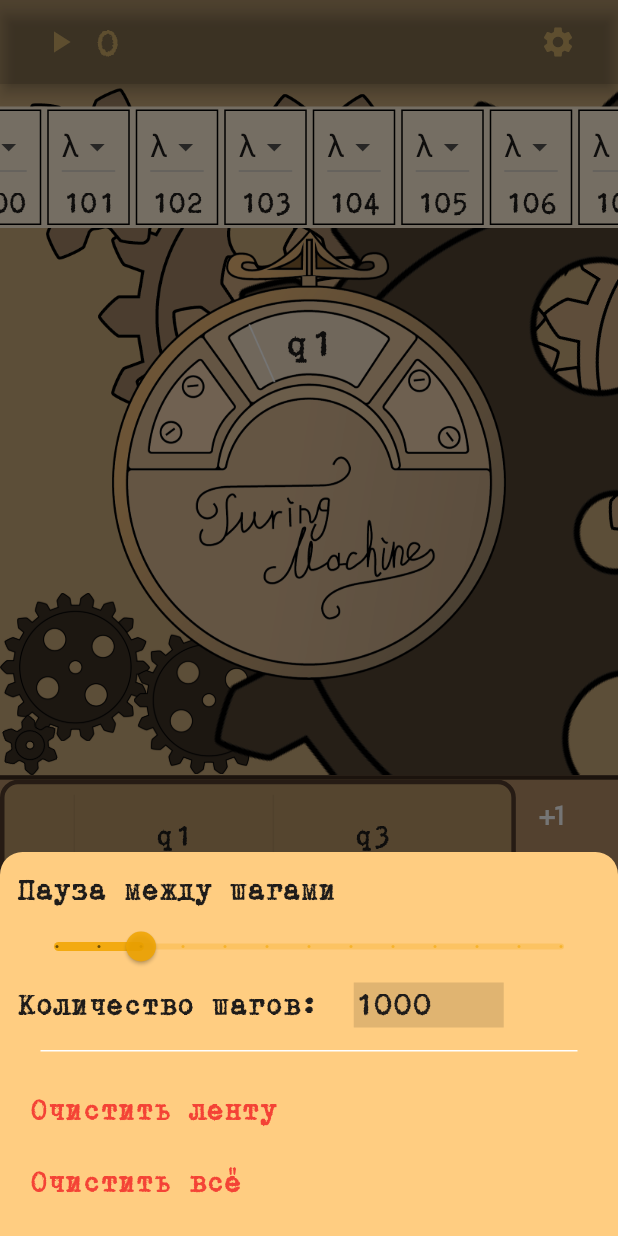
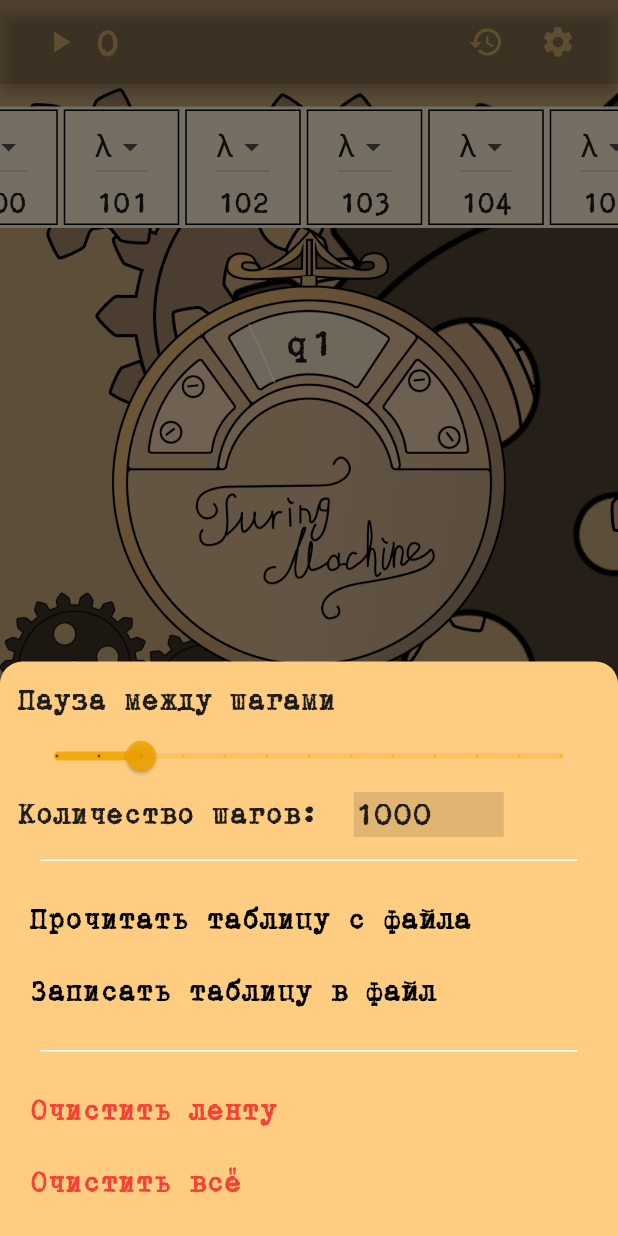
Before and after one commit to mihailco/turing_machine, a Flutter app: the screen it shows after launch, after a tap on the "plus one" icon, after a tap on the "settings" icon, on a phone screen of 412 x 824 dp. Run offline on Flutter 3.47's test engine with Material 2 defaults, Android fonts, the phone set to English and light mode, and no system bars; our stand-ins replace bloc, equatable, file_picker, flutter_bloc, get_it.

Commit message:
added history saving and file management

```diff
--- a/lib/features/presentation/constants.dart
+++ b/lib/features/presentation/constants.dart
@@ -1,8 +1,8 @@
 import 'package:flutter/cupertino.dart';
 
 const String nullElement = "λ";
-const double listCellWidth = 55;
-const double cellWidth = (listCellWidth + 4);
+const double listCellWidth = 77;
+const double cellWidth = (listCellWidth+4 );
 double displayWidth(context) {
   return MediaQuery.of(context).size.width;
 }
--- a/lib/features/presentation/cubit/table_cubit.dart
+++ b/lib/features/presentation/cubit/table_cubit.dart
@@ -1,3 +1,6 @@
+import 'dart:convert';
+import 'dart:math';
+
 import 'package:bloc/bloc.dart';
 import 'package:statrco/features/presentation/constants.dart';
 import 'package:statrco/features/presentation/cubit/table_state.dart';
@@ -5,16 +8,25 @@ import 'package:statrco/features/presentation/cubit/table_state.dart';
 import '../../domain/entities/table_model.dart';
 
 class TableCubit extends Cubit<TableState> {
-  final List<String> states;
-  final List<String> A;
-  final Map<Pair, CellCommand> table;
-  TableCubit(this.states, this.A, this.table)
-      : super(CurrentTableState.withLists(states, A, table));
+  final List<String> states = ["", "q0", "q1"];
+  final List<String> A = ["", nullElement];
+  late Map<Pair, CellCommand> table = {
+    const Pair("q1", nullElement): CellCommand(states[0], A[0], "")
+  };
+  TableCubit()
+      : super(CurrentTableState.withLists(
+            const ["", "q0", "q1"],
+            const ["", nullElement],
+            {const Pair("q1", nullElement): CellCommand("", "", "")}));
 
   void addState(String newState) {
     if (states.contains(newState)) {
-      newState =
-          newState.replaceAll(RegExp("[0-9]"), "") + states.length.toString();
+      int i = 0;
+      String words = newState.replaceAll(RegExp("[0-9]"), "");
+      while (states.contains(newState)) {
+        i++;
+        newState = "$words$i";
+      }
     }
 
     List<String> tmp = List.from(states);
@@ -29,7 +41,13 @@ class TableCubit extends Cubit<TableState> {
 
   void addA(String newA) {
     if (A.contains(newA)) {
-      newA = newA.replaceAll(RegExp("[0-9]"), "") + (A.length - 2).toString();
+      int i = 0;
+      String words = newA.replaceAll(RegExp("[0-9]"), "");
+      while (A.contains(newA)) {
+        i++;
+        newA = "$words$i";
+        newA = newA.substring(max(0, newA.length - 3));
+      }
     }
 
     List<String> tmp = List.from(A);
@@ -50,4 +68,44 @@ class TableCubit extends Cubit<TableState> {
     table[const Pair("q1", nullElement)] = CellCommand(states[0], A[0], "");
     emit(CurrentTableState.withLists(states, A, table));
   }
+
+  Map<String, dynamic> toJson() => {
+        'states': states.toString(),
+        'A': A.toString(),
+        'table': table.toString(),
+      };
+
+  void fromJson(Map<String, dynamic> json) {
+    states.clear();
+    states.addAll(json["states"]!
+        .toString()
+        .replaceFirst("[", "")
+        .replaceFirst("]", "")
+        .split(", "));
+
+    A.clear();
+    A.addAll(json["A"]!
+        .toString()
+        .replaceFirst("[", "")
+        .replaceFirst("]", "")
+        .split(", "));
+
+    table.clear();
+    final t = json["table"]!
+        .toString()
+        .replaceAll("CellCommand", "")
+        .replaceAll(RegExp("[{}(),:]"), "")
+        .split("Pair")
+        .where((element) => element != "")
+        .toList();
+
+    final splitted = List.generate(t.length, (index) => t[index].split(" "));
+    splitted.forEach(
+      (el) {
+        table[Pair(el[0], el[1])] = CellCommand(el[2], el[3], el[4]);
+      },
+    );
+    // table.addAll();
+    emit(CurrentTableState.withLists(states, A, table));
+  }
 }
--- a/lib/features/presentation/cubit/table_state.dart
+++ b/lib/features/presentation/cubit/table_state.dart
@@ -16,7 +16,7 @@ class CurrentTableState extends TableState {
   CurrentTableState.withLists(this.states, this.A, this.table);
 
   @override
-  List<Object?> get props => [A.toString(), states.toString()];
+  List<Object?> get props => [table.toString(), states.toString(), A.toString()];
 }
 
 class NullTableState extends TableState {}
--- a/lib/features/presentation/cubit/turing_cubit.dart
+++ b/lib/features/presentation/cubit/turing_cubit.dart
@@ -2,32 +2,43 @@ import 'dart:async';
 
 import 'package:bloc/bloc.dart';
 import 'package:statrco/features/domain/entities/infinit_list_model.dart';
+import 'package:statrco/features/presentation/cubit/table_cubit.dart';
+import 'package:statrco/features/presentation/cubit/turing_history_cubit.dart';
+import 'package:statrco/features/presentation/cubit/turing_history_state.dart';
 import 'package:statrco/features/presentation/cubit/turing_state.dart';
 
 import '../../domain/entities/table_model.dart';
+import '../constants.dart';
 
 class TuringCubit extends Cubit<OneStep> {
-  TuringCubit(this.states, this.A, this.table, this.list)
-      : super(OneStep(states[2], list.lastNN, list, false, 0));
+  TuringCubit(this.table, this.turingHistory)
+      : super(OneStep(
+            table.states[2], 100, InfinitList([], nullElement), false, 0));
+
   ///задержка в милисекундах между шагами
   late Duration time;
-  final List<String> states;
-  final List<String> A;
-  final Map<Pair, CellCommand> table;
-  final InfinitList list;
+
+  final TuringHistoryCubit turingHistory;
+
+  final TableCubit table;
+
   int duration = 666;
   late int maxSteps = 1000;
   bool running = false;
 
-  late String curState = states[1];
+  final InfinitList list = InfinitList([], nullElement);
+
+  late String curState = table.states[1];
   late int curPos = 0;
 
   void setDuration(int milliseconds) {
     duration = milliseconds;
   }
 
-  ///выполняет поседовательность команд до тех пор, пока не сработают условия остановки
+  ///выполняет поседовательность команд до тех пор, пока не сработает
+  ///одно из условий остановки
   void run({bool emitAllSteps = true}) async {
+    turingHistory.add(StartAction());
     int step = 1;
     if (running) return;
     running = true;
@@ -44,10 +55,12 @@ class TuringCubit extends Cubit<OneStep> {
 
     while (true) {
       if (!running ||
-          table[Pair(curState, list[curPos])]!.isNull() ||
+          table.table[Pair(curState, list[curPos])]!.isNull() ||
           step >= maxSteps) {
         running = false;
         emit(OneStep(curState, curPos, list, running, step));
+        turingHistory.add(StopAction());
+
         return;
       }
 
@@ -59,6 +72,8 @@ class TuringCubit extends Cubit<OneStep> {
       if (curState == "q0") {
         running = false;
         emit(OneStep(curState, curPos, list, running, step));
+        turingHistory.add(StopAction());
+
         return;
       }
     }
@@ -69,21 +84,33 @@ class TuringCubit extends Cubit<OneStep> {
   }
 
   void setCurrrentPosition(int index) {
+    turingHistory.add(MoveAction("$index"));
+
     curPos = index;
     emit(OneStep(curState, curPos, list, running, 0));
   }
 
-  ///делает один шаг и отрпавяет новое состояние
+  ///делает один шаг и отправяет новое состояние
   void execute({int step = 0, bool emitThis = true}) {
-    var cmd = table[Pair(curState, list[curPos])]!;
-    if (cmd.rewrite != "") list[curPos] = cmd.rewrite;
-    if (cmd.nextState != "") curState = cmd.nextState;
+    var cmd = table.table[Pair(curState, list[curPos])]!;
+    if (cmd.rewrite != "") {
+      turingHistory.add(OverwriteAction(list[curPos], cmd.rewrite));
+
+      list[curPos] = cmd.rewrite;
+    }
+    if (cmd.nextState != "") {
+      turingHistory.add(ChangeStateAction(curState, cmd.nextState));
+
+      curState = cmd.nextState;
+    }
     if (cmd.moveTo != "") {
       if (cmd.moveTo == "L") {
         curPos--;
+        turingHistory.add(MoveAction("L"));
       }
       if (cmd.moveTo == "R") {
         curPos++;
+        turingHistory.add(MoveAction("R"));
       }
     }
     if (!emitThis) return;
--- /dev/null
+++ b/lib/features/presentation/cubit/turing_history_cubit.dart
@@ -0,0 +1,18 @@
+
+import 'package:bloc/bloc.dart';
+import 'package:statrco/features/presentation/cubit/turing_history_state.dart';
+
+class TuringHistoryCubit extends Cubit<HistoryTuringState> {
+  TuringHistoryCubit():super(HistoryTuringState([]));
+  final List<Actions> list =[];
+
+    void add(Actions t) {
+    emit(HistoryTuringState([...list, t]));
+    list.add(t);
+  }
+
+  void clear() {
+    emit(HistoryTuringState([]));
+    list.clear();
+  }
+}
--- /dev/null
+++ b/lib/features/presentation/cubit/turing_history_state.dart
@@ -0,0 +1,44 @@
+import 'package:equatable/equatable.dart';
+
+class HistoryTuringState {
+  final List<Actions> list;
+
+  HistoryTuringState(this.list);
+
+  List<Object?> get props => [list.length];
+}
+
+class Actions {}
+
+class StartAction extends Actions {
+  late DateTime time;
+
+  StartAction() {
+    time = DateTime.now();
+  }
+}
+
+class StopAction extends Actions {
+  late DateTime time;
+
+  StopAction() {
+    time = DateTime.now();
+  }
+}
+
+class OverwriteAction extends Actions {
+  final String from;
+  final String to;
+  OverwriteAction(this.from, this.to);
+}
+
+class MoveAction extends Actions {
+  final String to;
+  MoveAction(this.to);
+}
+
+class ChangeStateAction extends Actions {
+  final String to;
+  final String from;
+  ChangeStateAction(this.from, this.to);
+}
--- a/lib/features/presentation/pages/turing_machine_page.dart
+++ b/lib/features/presentation/pages/turing_machine_page.dart
@@ -9,6 +9,7 @@ import '../cubit/turing_state.dart';
 import '../widgets/background_gears.dart';
 import '../widgets/bottom_part_of_screen.dart';
 import '../widgets/top_of_the_screen.dart';
+import '../widgets/turing_history_widget.dart';
 
 class TuringMachinePage extends StatefulWidget {
   const TuringMachinePage({Key? key}) : super(key: key);
@@ -35,9 +36,8 @@ class _TuringMachinePageState extends State<TuringMachinePage> {
                   children: [
                     if (!state.running)
                       GestureDetector(
-                          onDoubleTap: (){
+                        onDoubleTap: () {
                           context.read<TuringCubit>().run(emitAllSteps: false);
-
                         },
                         child: IconButton(
                             onPressed: () {
@@ -60,9 +60,21 @@ class _TuringMachinePageState extends State<TuringMachinePage> {
             IconButton(
                 onPressed: () {
                   showModalBottomSheet(
+                      isScrollControlled: true,
                       shape: const RoundedRectangleBorder(
-                            borderRadius: BorderRadius.vertical(
-                                top: Radius.circular(15))),
+                          borderRadius:
+                              BorderRadius.vertical(top: Radius.circular(15))),
+                      context: context,
+                      builder: ((context) => TuringHistoryW()));
+                },
+                icon: const Icon(Icons.history)),
+
+            IconButton(
+                onPressed: () {
+                  showModalBottomSheet(
+                      shape: const RoundedRectangleBorder(
+                          borderRadius:
+                              BorderRadius.vertical(top: Radius.circular(15))),
                       context: context,
                       builder: ((context) => const Settings()));
                 },
@@ -70,11 +82,7 @@ class _TuringMachinePageState extends State<TuringMachinePage> {
           ],
         ),
       ),
-        body: BlocBuilder<TuringCubit, OneStep>(
-          builder: (context, state) {
-            // context.read<TuringCubit>().init();
-
-            return Container(
+      body: Container(
         // decoration: const BoxDecoration(image: DecorationImage(image: AssetImage("assets/photos/background_top.png")) ),
         child: Stack(
           children: [
@@ -90,14 +98,12 @@ class _TuringMachinePageState extends State<TuringMachinePage> {
                   ),
                 ),
                 Container(
-                          child:
-                              Flexible(flex: 2, child: BottomPartOfScreen())),
+                    child: Flexible(flex: 2, child: BottomPartOfScreen())),
               ],
             ),
           ],
         ),
+      ),
     );
-          },
-        ));
   }
 }
--- a/lib/features/presentation/widgets/bottom_part_of_screen.dart
+++ b/lib/features/presentation/widgets/bottom_part_of_screen.dart
@@ -42,9 +42,9 @@ final TextEditingController controller =TextEditingController(text: "0");
                           border: Border.all(
                               width: 3, color: const Color.fromRGBO(82, 59, 43, 1)),
                           borderRadius: BorderRadius.circular(12),
-                          color: Color.fromARGB(255, 185, 151, 103),
+                          color: const Color.fromARGB(255, 185, 151, 103),
                         ),
-                        child: const TuringsTable()),
+                        child:  const TuringsTable()),
                     IconButton(
                         onPressed: () {
                           // context.read<TableCubit>().addState("кью1");
@@ -55,18 +55,24 @@ final TextEditingController controller =TextEditingController(text: "0");
                 ),
 
                 Row(
+                  crossAxisAlignment: CrossAxisAlignment.center,
                   children: [
-                    IconButton(
+                    const SizedBox(width: 22,),
+                    SizedBox(
+
+                      width: 45,
+                          child: TextField(
+                            maxLength: 2,
+                            controller: controller,
+                          onEditingComplete: () {
+                             context.read<TableCubit>().addA(controller.text);
+                          },
+                          )),
+                        IconButton(
                         onPressed: () {
                           context.read<TableCubit>().addA(controller.text);
                         },
                         icon: const Icon(Icons.plus_one_outlined)),
-                        SizedBox(width: 155,
-                          child: TextField(controller: controller,
-                          onEditingComplete: () {
-                             context.read<TableCubit>().addA(controller.text);
-                          },
-                          )),
                   ],
                 ),
               ],
--- a/lib/features/presentation/widgets/settings.dart
+++ b/lib/features/presentation/widgets/settings.dart
@@ -1,3 +1,7 @@
+import 'dart:convert';
+import 'dart:io';
+
+import 'package:file_picker/file_picker.dart';
 import 'package:flutter/material.dart';
 import 'package:flutter_bloc/flutter_bloc.dart';
 import 'package:statrco/features/presentation/cubit/table_cubit.dart';
@@ -46,9 +50,11 @@ class _SettingsState extends State<Settings> {
                 width: 100,
                 child: TextField(
                   onSubmitted: (value) {
-                    tfStepsController.text = tfStepsController.text
-                        .replaceAll(RegExp("[^0-9]"), "");
-                         context.read<TuringCubit>().setMaxSteps( int.parse( tfStepsController.text));
+                    tfStepsController.text =
+                        tfStepsController.text.replaceAll(RegExp("[^0-9]"), "");
+                    context
+                        .read<TuringCubit>()
+                        .setMaxSteps(int.parse(tfStepsController.text));
                   },
                   expands: false,
                   controller: tfStepsController,
@@ -63,6 +69,44 @@ class _SettingsState extends State<Settings> {
               ),
             ],
           ),
+          Container(
+            color: const Color.fromARGB(255, 255, 255, 255),
+            margin: const EdgeInsets.all(15),
+            height: 1,
+          ),
+          TextButton(
+              onPressed: () async {
+                FilePickerResult? outputFile = await FilePicker.platform.pickFiles(
+                    dialogTitle: 'Please select an input file:',
+                    type: FileType.custom,
+                    allowedExtensions: ['mco']);
+
+                if (outputFile == null) {
+                  return;
+                }
+                final str = File(outputFile.files.single.path!).readAsStringSync();
+                context.read<TableCubit>().fromJson(jsonDecode(str));
+              },
+              child: const Text("Прочитать таблицу с файла",
+                  style: TextStyle(color: Colors.black))),
+          TextButton(
+              onPressed: () async {
+                final String fileStr =
+                    jsonEncode(context.read<TableCubit>().toJson());
+                String? outputFile = await FilePicker.platform.saveFile(
+                    dialogTitle: 'Please select an output file:',
+                    type: FileType.custom,
+                    allowedExtensions: ['mco']);
+
+                if (outputFile == null) {
+                  return;
+                }
+                File(outputFile).writeAsString(fileStr);
+              },
+              child: const Text(
+                "Записать таблицу в файл",
+                style: TextStyle(color: Colors.black),
+              )),
           Container(
             color: const Color.fromARGB(255, 255, 255, 255),
             margin: const EdgeInsets.all(15),
--- a/lib/features/presentation/widgets/top_of_the_screen.dart
+++ b/lib/features/presentation/widgets/top_of_the_screen.dart
@@ -6,14 +6,15 @@ import 'package:statrco/features/presentation/widgets/turing_list_view.dart';
 
 import '../cubit/turing_state.dart';
 
+// ignore: must_be_immutable
 class TopOfTheScreen extends StatelessWidget {
-  const TopOfTheScreen({
+   TopOfTheScreen({
     Key? key,
     required this.ctrlList,
   }) : super(key: key);
 
+    int lastIndex = 0;
   final ScrollController ctrlList;
-
   @override
   Widget build(BuildContext context) {
     return BlocBuilder<TuringCubit, OneStep>(
@@ -23,12 +24,22 @@ class TopOfTheScreen extends StatelessWidget {
           if (index == 0) {
             index = 100;
           }
-          ctrlList.animateTo(
-              index * cellWidth - displayWidth(context) / 2 + cellWidth / 2,
+
+          double position =
+              index * cellWidth
+              - displayWidth(context) / 2 + cellWidth / 2;
+
+          if ((lastIndex - index).abs() > 100) {
+            ctrlList.jumpTo(position);
+          } else {
+            ctrlList.animateTo(position,
                 curve: Curves.elasticInOut,
                 duration: Duration(
-                  milliseconds: (context.read<TuringCubit>().duration * (3 / 4))
+                    milliseconds:
+                        (context.read<TuringCubit>().duration * (3 / 4))
                             .toInt()));
+          }
+          lastIndex = index;
         }
 
         // oneMove *5- displayWidth(context)/2+oneMove/2;
@@ -67,10 +78,9 @@ class TopOfTheScreen extends StatelessWidget {
                   ),
                   Positioned(
                       top: 140,
-                    child: Text(state.currentState
-                    ,
+                      child: Text(
+                        state.currentState,
                         style: const TextStyle(fontSize: 25),
-
                       ))
                 ],
               ),
--- a/lib/generated_plugin_registrant.dart
+++ b/lib/generated_plugin_registrant.dart
@@ -6,12 +6,12 @@
 // ignore_for_file: lines_longer_than_80_chars
 // ignore_for_file: depend_on_referenced_packages
 
-import 'package:flutter_secure_storage_web/flutter_secure_storage_web.dart';
+import 'package:file_picker/_internal/file_picker_web.dart';
 
 import 'package:flutter_web_plugins/flutter_web_plugins.dart';
 
 // ignore: public_member_api_docs
 void registerPlugins(Registrar registrar) {
-  FlutterSecureStorageWeb.registerWith(registrar);
+  FilePickerWeb.registerWith(registrar);
   registrar.registerMessageHandler();
 }
--- a/lib/injection.dart
+++ b/lib/injection.dart
@@ -1,41 +1,19 @@
 import 'package:get_it/get_it.dart';
 
-
-import 'features/domain/entities/infinit_list_model.dart';
-import 'features/domain/entities/table_model.dart';
-import 'features/presentation/constants.dart';
 import 'features/presentation/cubit/table_cubit.dart';
 import 'features/presentation/cubit/turing_cubit.dart';
+import 'features/presentation/cubit/turing_history_cubit.dart';
 
 final locator = GetIt.instance;
 
 void init() {
   //bloc
 
-  List<String> states = ["", "q0","q1"];
-  List<String> A = ["", nullElement];
-  final Map<Pair, CellCommand> table = {
-    const Pair("q1", nullElement): CellCommand(states[0], A[0], "")
-  };
-  List<String> tmp = [];
-  InfinitList list = InfinitList(tmp, nullElement);
+  final tableCubit = TableCubit();
+  final turingHistory = TuringHistoryCubit();
 
-  locator.registerFactory(() => TableCubit(states, A, table));
-  locator.registerFactory(() => TuringCubit(states, A, table, list));
+  locator.registerFactory(() => turingHistory);
+  locator.registerFactory(() => tableCubit);
 
-  // //usecase
-  // locator.registerLazySingleton(() => SignInWithUsename(locator()));
-  // locator.registerLazySingleton(() => SignUpWithUsername(locator()));
-
-  // //repository
-  // locator.registerLazySingleton<UserRepository>(
-  //   () => UserRepositoryImpl(locator()),
-  // );
-
-  // //data source
-  // locator.registerLazySingleton<MyApi>(() => MyApiImpl(locator()));
-  // locator.registerLazySingleton<MyWs>(() => MyWsImpl(locator()));
-
-  // //external
-  // locator.registerLazySingleton(() => http.Client());
+  locator.registerFactory(() => TuringCubit(tableCubit, turingHistory));
 }
--- a/lib/main.dart
+++ b/lib/main.dart
@@ -3,6 +3,7 @@ import 'package:flutter_bloc/flutter_bloc.dart';
 import 'package:statrco/features/presentation/pages/turing_machine_page.dart';
 import 'features/presentation/cubit/table_cubit.dart';
 import 'features/presentation/cubit/turing_cubit.dart';
+import 'features/presentation/cubit/turing_history_cubit.dart';
 import 'injection.dart' as inj;
 
 void main() {
@@ -17,6 +18,7 @@ class MyApp extends StatelessWidget {
   Widget build(BuildContext context) {
     return MultiBlocProvider(
         providers: [
+          BlocProvider(create: (_) => inj.locator<TuringHistoryCubit>()),
           BlocProvider(create: (_) => inj.locator<TableCubit>()),
           BlocProvider(create: (_) => inj.locator<TuringCubit>())
         ],
--- a/pubspec.yaml
+++ b/pubspec.yaml
@@ -27,8 +27,7 @@ environment:
 # the latest version available on pub.dev. To see which dependencies have newer
 # versions available, run `flutter pub outdated`.
 dependencies:
-  http: ^0.13.4
-  flutter_secure_storage: ^5.0.2
+  file_picker: ^5.2.5
   dartz: ^0.10.1
   flutter:
     sdk: flutter
@@ -36,7 +35,6 @@ dependencies:
   mockito: ^5.0.15
   mocktail: ^0.2.0
 
-  cupertino_icons: ^1.0.2
   equatable: ^2.0.3
   get_it: ^7.2.0
   bloc: ^8.1.0
```
Also changed, not shown: lib/features/presentation/widgets/turing_history_widget.dart (added, +117 -0 lines), lib/features/data/local_data_source.dart (added), pubspec.lock, 5 other files. Lines whose indentation alone changed are shown as unchanged.
